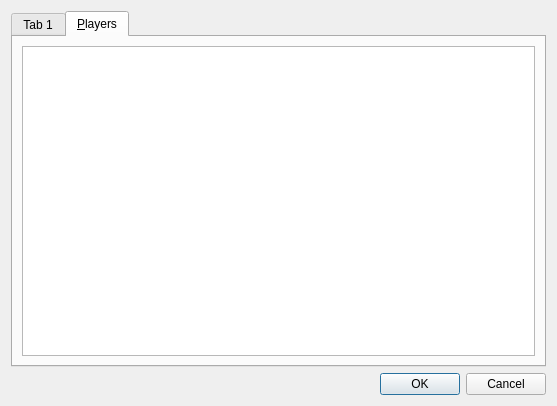
Before: the Qt Designer form src/configdialog.ui in smplayer-dev/smtube, drawn with Qt 5.
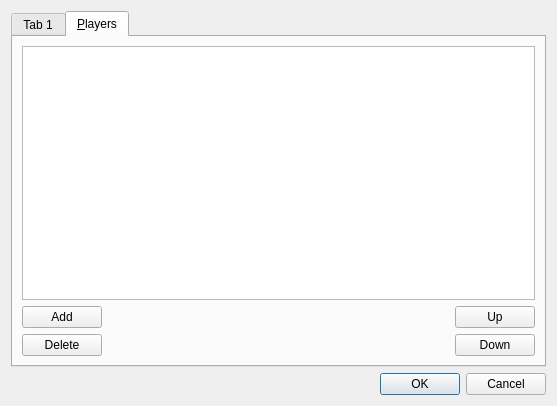
After: the same form once the commit is applied.

Commit message: Add button for add, delete and move items

Diff of the .ui file:
```diff
--- a/src/configdialog.ui
+++ b/src/configdialog.ui
@@ -32,6 +32,51 @@
        <item>
         <widget class="QTableWidget" name="table"/>
        </item>
+       <item>
+        <layout class="QGridLayout" name="gridLayout">
+         <item row="0" column="0">
+          <widget class="QPushButton" name="add_button">
+           <property name="text">
+            <string>Add</string>
+           </property>
+          </widget>
+         </item>
+         <item row="0" column="1" rowspan="2">
+          <spacer name="horizontalSpacer">
+           <property name="orientation">
+            <enum>Qt::Horizontal</enum>
+           </property>
+           <property name="sizeHint" stdset="0">
+            <size>
+             <width>228</width>
+             <height>48</height>
+            </size>
+           </property>
+          </spacer>
+         </item>
+         <item row="0" column="2">
+          <widget class="QPushButton" name="up_button">
+           <property name="text">
+            <string>Up</string>
+           </property>
+          </widget>
+         </item>
+         <item row="1" column="0">
+          <widget class="QPushButton" name="delete_button">
+           <property name="text">
+            <string>Delete</string>
+           </property>
+          </widget>
+         </item>
+         <item row="1" column="2">
+          <widget class="QPushButton" name="down_button">
+           <property name="text">
+            <string>Down</string>
+           </property>
+          </widget>
+         </item>
+        </layout>
+       </item>
       </layout>
      </widget>
     </widget>
```
The commit also changes 3 other files.
